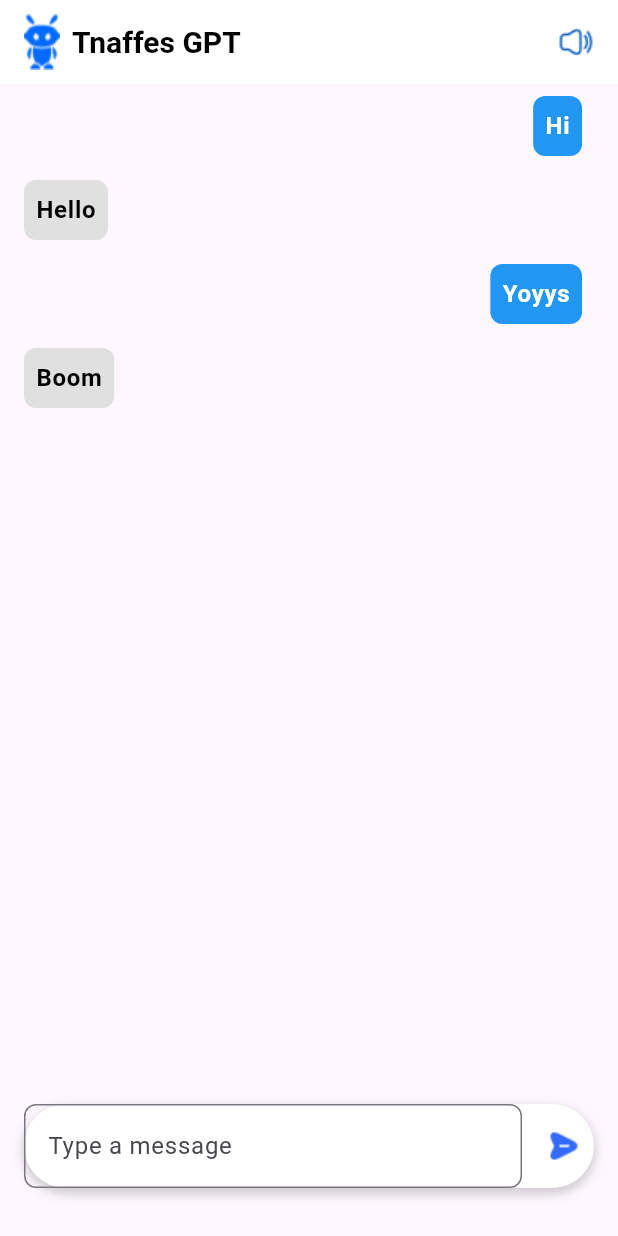
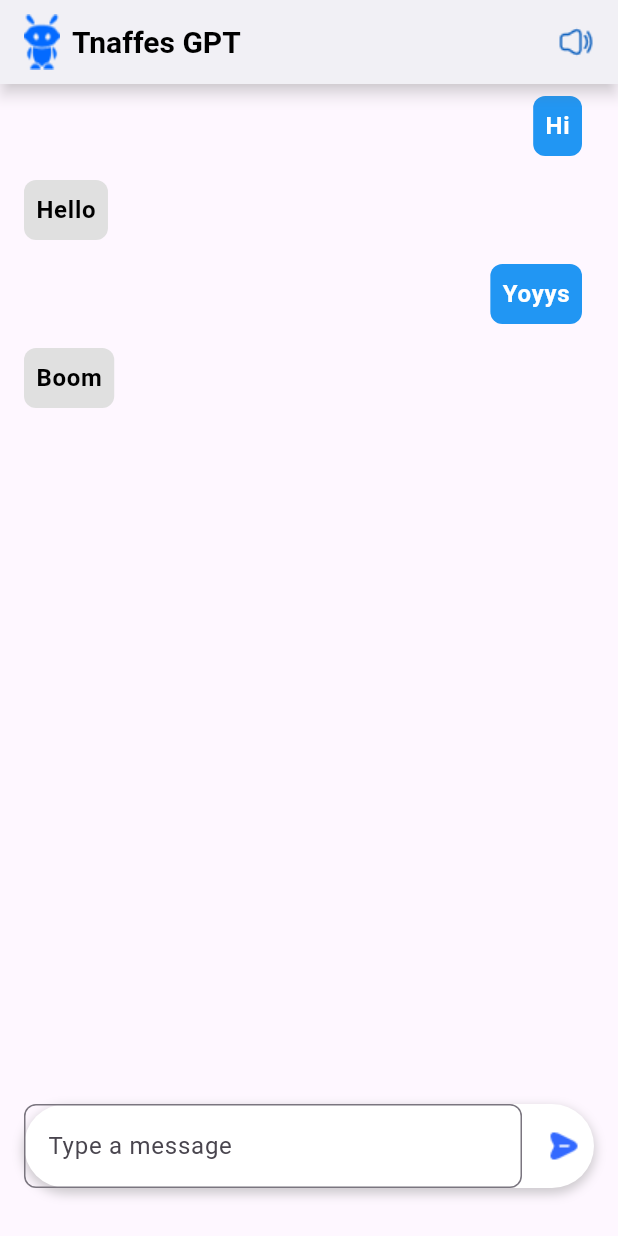
Before and after one commit to ahmedsilinii/chatbot, a Flutter app: the screen it shows after launch, on a phone screen of 412 x 824 dp. Run offline on Flutter 3.47's test engine with Material 3 defaults, Android fonts, the phone set to English and light mode, and no system bars.

Commit message:
Update my_home_page.dart

```diff
--- a/lib/my_home_page.dart
+++ b/lib/my_home_page.dart
@@ -26,6 +26,9 @@ class _MyHomePageState extends State<MyHomePage> {
       appBar: AppBar(
         centerTitle: false,
         backgroundColor: Colors.white,
+        elevation: 4.0,
+        // ignore: deprecated_member_use
+        shadowColor: Colors.grey.withOpacity(0.5),
         title: Row(
           mainAxisAlignment: MainAxisAlignment.spaceBetween,
           children: [
```
Lines whose indentation alone changed are shown as unchanged.
